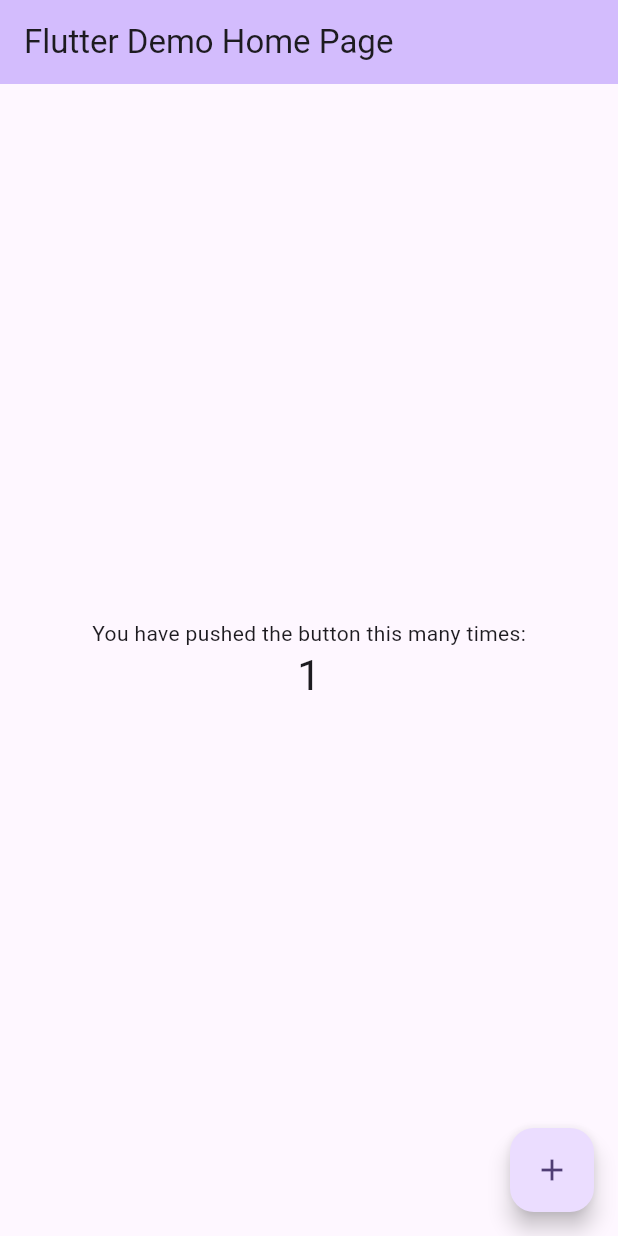
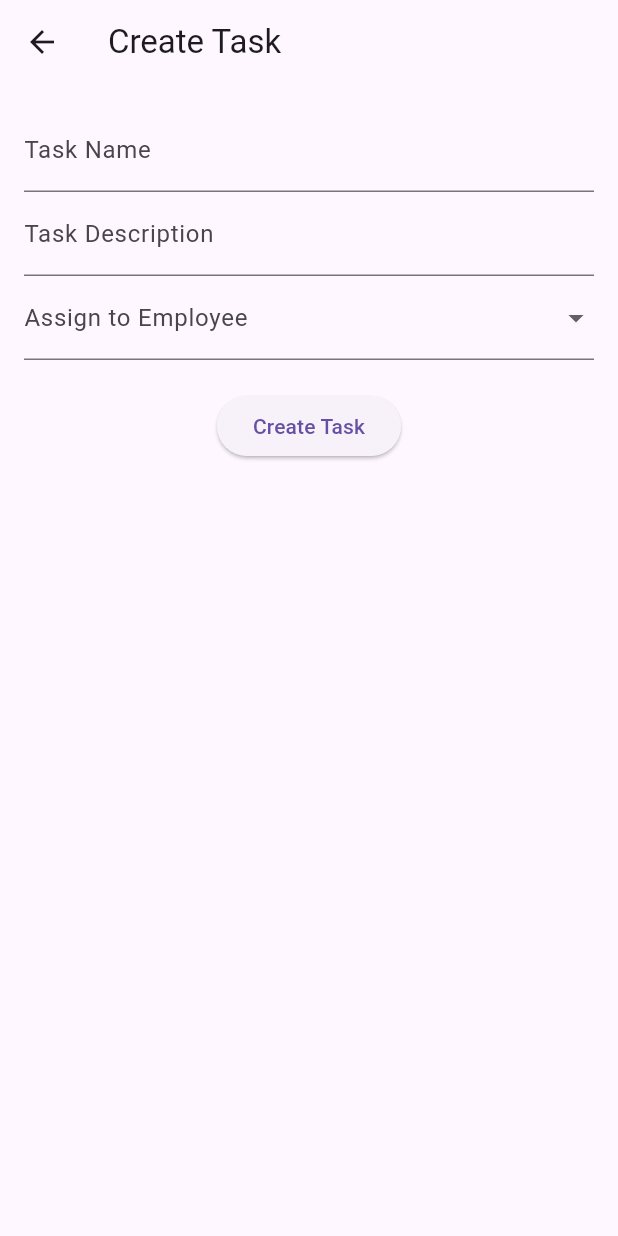
Before and after one commit to Nagathihalli/energy_international, a Flutter app: the screen it shows after launch, after a tap on the "add" icon, on a phone screen of 412 x 824 dp. Run offline on Flutter 3.47's test engine with Material 3 defaults, Android fonts, the phone set to English and light mode, and no system bars; our stand-ins replace equatable, flutter_bloc.

Commit message:
assignment done of task add

```diff
--- a/lib/main.dart
+++ b/lib/main.dart
@@ -1,125 +1,22 @@
+import 'package:energy_international/screens/energy_assign_list_screen.dart';
+import 'package:energy_international/view_model/energy_assign_bloc.dart';
 import 'package:flutter/material.dart';
+import 'package:flutter_bloc/flutter_bloc.dart';
 
 void main() {
-  runApp(const MyApp());
+  runApp(const EnergyAssign());
 }
 
-class MyApp extends StatelessWidget {
-  const MyApp({super.key});
-
-  // This widget is the root of your application.
-  @override
-  Widget build(BuildContext context) {
-    return MaterialApp(
-      title: 'Flutter Demo',
-      theme: ThemeData(
-        // This is the theme of your application.
-        //
-        // TRY THIS: Try running your application with "flutter run". You'll see
-        // the application has a purple toolbar. Then, without quitting the app,
-        // try changing the seedColor in the colorScheme below to Colors.green
-        // and then invoke "hot reload" (save your changes or press the "hot
-        // reload" button in a Flutter-supported IDE, or press "r" if you used
-        // the command line to start the app).
-        //
-        // Notice that the counter didn't reset back to zero; the application
-        // state is not lost during the reload. To reset the state, use hot
-        // restart instead.
-        //
-        // This works for code too, not just values: Most code changes can be
-        // tested with just a hot reload.
-        colorScheme: ColorScheme.fromSeed(seedColor: Colors.deepPurple),
-        useMaterial3: true,
-      ),
-      home: const MyHomePage(title: 'Flutter Demo Home Page'),
-    );
-  }
-}
-
-class MyHomePage extends StatefulWidget {
-  const MyHomePage({super.key, required this.title});
-
-  // This widget is the home page of your application. It is stateful, meaning
-  // that it has a State object (defined below) that contains fields that affect
-  // how it looks.
-
-  // This class is the configuration for the state. It holds the values (in this
-  // case the title) provided by the parent (in this case the App widget) and
-  // used by the build method of the State. Fields in a Widget subclass are
-  // always marked "final".
-
-  final String title;
-
-  @override
-  State<MyHomePage> createState() => _MyHomePageState();
-}
-
-class _MyHomePageState extends State<MyHomePage> {
-  int _counter = 0;
-
-  void _incrementCounter() {
-    setState(() {
-      // This call to setState tells the Flutter framework that something has
-      // changed in this State, which causes it to rerun the build method below
-      // so that the display can reflect the updated values. If we changed
-      // _counter without calling setState(), then the build method would not be
-      // called again, and so nothing would appear to happen.
-      _counter++;
-    });
-  }
+class EnergyAssign extends StatelessWidget {
+  const EnergyAssign({super.key});
 
   @override
   Widget build(BuildContext context) {
-    // This method is rerun every time setState is called, for instance as done
-    // by the _incrementCounter method above.
-    //
-    // The Flutter framework has been optimized to make rerunning build methods
-    // fast, so that you can just rebuild anything that needs updating rather
-    // than having to individually change instances of widgets.
-    return Scaffold(
-      appBar: AppBar(
-        // TRY THIS: Try changing the color here to a specific color (to
-        // Colors.amber, perhaps?) and trigger a hot reload to see the AppBar
-        // change color while the other colors stay the same.
-        backgroundColor: Theme.of(context).colorScheme.inversePrimary,
-        // Here we take the value from the MyHomePage object that was created by
-        // the App.build method, and use it to set our appbar title.
-        title: Text(widget.title),
-      ),
-      body: Center(
-        // Center is a layout widget. It takes a single child and positions it
-        // in the middle of the parent.
-        child: Column(
-          // Column is also a layout widget. It takes a list of children and
-          // arranges them vertically. By default, it sizes itself to fit its
-          // children horizontally, and tries to be as tall as its parent.
-          //
-          // Column has various properties to control how it sizes itself and
-          // how it positions its children. Here we use mainAxisAlignment to
-          // center the children vertically; the main axis here is the vertical
-          // axis because Columns are vertical (the cross axis would be
-          // horizontal).
-          //
-          // TRY THIS: Invoke "debug painting" (choose the "Toggle Debug Paint"
-          // action in the IDE, or press "p" in the console), to see the
-          // wireframe for each widget.
-          mainAxisAlignment: MainAxisAlignment.center,
-          children: <Widget>[
-            const Text(
-              'You have pushed the button this many times:',
-            ),
-            Text(
-              '$_counter',
-              style: Theme.of(context).textTheme.headlineMedium,
-            ),
-          ],
-        ),
-      ),
-      floatingActionButton: FloatingActionButton(
-        onPressed: _incrementCounter,
-        tooltip: 'Increment',
-        child: const Icon(Icons.add),
-      ), // This trailing comma makes auto-formatting nicer for build methods.
-    );
+    return BlocProvider(
+        create: (_) => EnergyAssignBloc(),
+        child: MaterialApp(
+          debugShowCheckedModeBanner: false,
+          home: EnergyAssignListScreen(),
+        ));
   }
 }
--- /dev/null
+++ b/lib/models/energy_assign.dart
@@ -0,0 +1,16 @@
+import 'package:equatable/equatable.dart';
+
+class EnergyAssignTask extends Equatable {
+  final String name;
+  final String description;
+  final String assignedEmployee;
+
+  EnergyAssignTask({
+    required this.name,
+    required this.description,
+    required this.assignedEmployee,
+  });
+
+  @override
+  List<Object?> get props => [name, description, assignedEmployee];
+}
--- /dev/null
+++ b/lib/models/energy_employe.dart
@@ -0,0 +1,11 @@
+import 'package:equatable/equatable.dart';
+
+class EnergyEmployee extends Equatable {
+  final String id;
+  final String name;
+
+  const EnergyEmployee({required this.id, required this.name});
+
+  @override
+  List<Object?> get props => [id, name];
+}
--- /dev/null
+++ b/lib/screens/create_energy_assign_screen.dart
@@ -0,0 +1,71 @@
+import 'package:flutter/material.dart';
+import 'package:flutter_bloc/flutter_bloc.dart';
+
+import '../models/energy_assign.dart';
+import '../models/energy_employe.dart';
+import '../view_model/energy_assign_bloc.dart';
+
+class CreateEnergyAssignScreen extends StatelessWidget {
+  final List<EnergyEmployee> employees = [
+    const EnergyEmployee(id: '1', name: 'Alice'),
+    const EnergyEmployee(id: '2', name: 'Bob'),
+  ];
+
+  final _formKey = GlobalKey<FormState>();
+  final _taskNameController = TextEditingController();
+  final _taskDescriptionController = TextEditingController();
+  String? _selectedEmployee;
+
+  @override
+  Widget build(BuildContext context) {
+    return Scaffold(
+      appBar: AppBar(title: const Text('Create Task')),
+      body: Padding(
+        padding: const EdgeInsets.all(16.0),
+        child: Form(
+          key: _formKey,
+          child: Column(
+            children: [
+              TextFormField(
+                controller: _taskNameController,
+                decoration: const InputDecoration(labelText: 'Task Name'),
+                validator: (value) => value!.isEmpty ? 'Task Name cannot be empty' : null,
+              ),
+              TextFormField(
+                controller: _taskDescriptionController,
+                decoration: const InputDecoration(labelText: 'Task Description'),
+              ),
+              DropdownButtonFormField<String>(
+                value: _selectedEmployee,
+                items: employees.map((employee) {
+                  return DropdownMenuItem(
+                    value: employee.id,
+                    child: Text(employee.name),
+                  );
+                }).toList(),
+                onChanged: (value) => _selectedEmployee = value,
+                decoration: const InputDecoration(labelText: 'Assign to Employee'),
+                validator: (value) => value == null ? 'Please select an employee' : null,
+              ),
+              const SizedBox(height: 20),
+              ElevatedButton(
+                onPressed: () {
+                  if (_formKey.currentState!.validate()) {
+                    final task = EnergyAssignTask(
+                      name: _taskNameController.text,
+                      description: _taskDescriptionController.text,
+                      assignedEmployee: _selectedEmployee!,
+                    );
+                    context.read<EnergyAssignBloc>().add(AddTaskEvent(task));
+                    Navigator.pop(context);
+                  }
+                },
+                child: const Text('Create Task'),
+              ),
+            ],
+          ),
+        ),
+      ),
+    );
+  }
+}
--- /dev/null
+++ b/lib/screens/energy_assign_list_screen.dart
@@ -0,0 +1,41 @@
+import 'package:flutter/material.dart';
+import 'package:flutter_bloc/flutter_bloc.dart';
+import '../view_model/energy_assign_bloc.dart';
+import 'create_energy_assign_screen.dart';
+
+class EnergyAssignListScreen extends StatelessWidget {
+  @override
+  Widget build(BuildContext context) {
+    return Scaffold(
+      appBar: AppBar(title: const Text('Task List')),
+      body: BlocBuilder<EnergyAssignBloc, TaskState>(
+        builder: (context, state) {
+          if (state is TaskListState) {
+            return ListView.builder(
+              itemCount: state.tasks.length,
+              itemBuilder: (context, index) {
+                final task = state.tasks[index];
+                return ListTile(
+                  title: Text(task.name),
+                  subtitle: Text(
+                      '${task.description}\nAssigned to: ${task.assignedEmployee}'),
+                );
+              },
+            );
+          } else {
+            return Center(child: Text('No tasks available.'));
+          }
+        },
+      ),
+      floatingActionButton: FloatingActionButton(
+        onPressed: () {
+          Navigator.push(
+            context,
+            MaterialPageRoute(builder: (context) => CreateEnergyAssignScreen()),
+          );
+        },
+        child: const Icon(Icons.add),
+      ),
+    );
+  }
+}
--- /dev/null
+++ b/lib/view_model/energy_assign_bloc.dart
@@ -0,0 +1,46 @@
+import 'package:flutter_bloc/flutter_bloc.dart';
+import 'package:equatable/equatable.dart';
+import '../models/energy_assign.dart';
+
+// Events
+abstract class TaskEvent extends Equatable {
+  const TaskEvent();
+}
+
+class AddTaskEvent extends TaskEvent {
+  final EnergyAssignTask task;
+
+  const AddTaskEvent(this.task);
+
+  @override
+  List<Object?> get props => [task];
+}
+
+// States
+abstract class TaskState extends Equatable {
+  const TaskState();
+}
+
+class TaskInitial extends TaskState {
+  @override
+  List<Object?> get props => [];
+}
+
+class TaskListState extends TaskState {
+  final List<EnergyAssignTask> tasks;
+
+  const TaskListState(this.tasks);
+
+  @override
+  List<Object?> get props => [tasks];
+}
+
+// BLoC
+class EnergyAssignBloc extends Bloc<TaskEvent, TaskState> {
+  EnergyAssignBloc() : super(TaskInitial()) {
+    on<AddTaskEvent>((event, emit) {
+      final List<EnergyAssignTask> updatedTasks = List.from(state is TaskListState ? (state as TaskListState).tasks : [])..add(event.task);
+      emit(TaskListState(updatedTasks));
+    });
+  }
+}
--- a/pubspec.yaml
+++ b/pubspec.yaml
@@ -35,6 +35,8 @@ dependencies:
   # The following adds the Cupertino Icons font to your application.
   # Use with the CupertinoIcons class for iOS style icons.
   cupertino_icons: ^1.0.6
+  flutter_bloc: ^8.1.6
+  equatable: ^2.0.5
 
 dev_dependencies:
   flutter_test:
```
Also changed, not shown: pubspec.lock, 1 other file.
